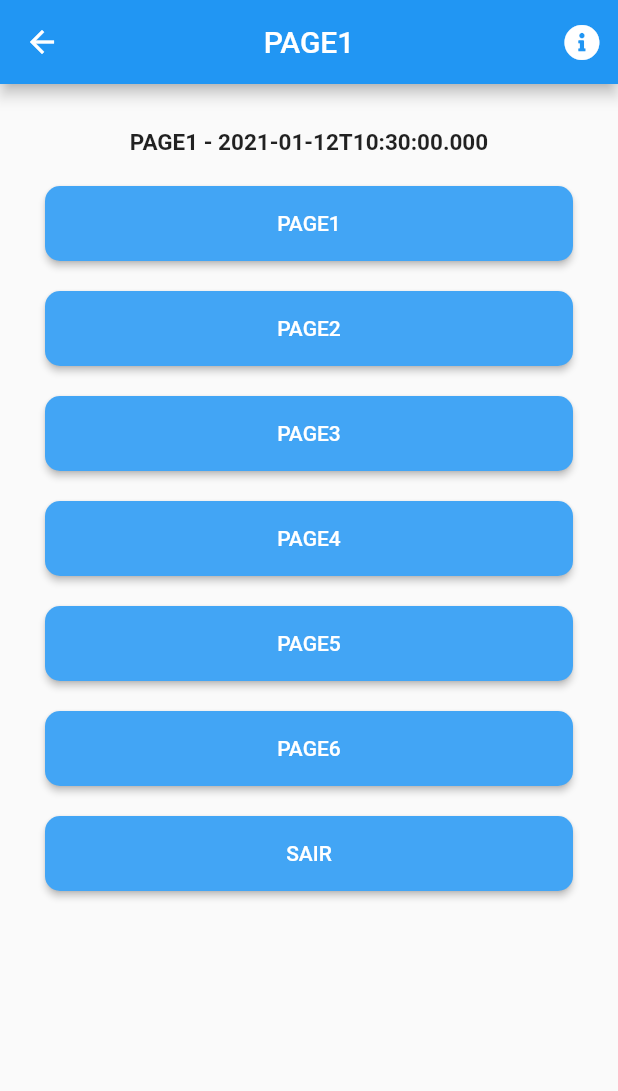
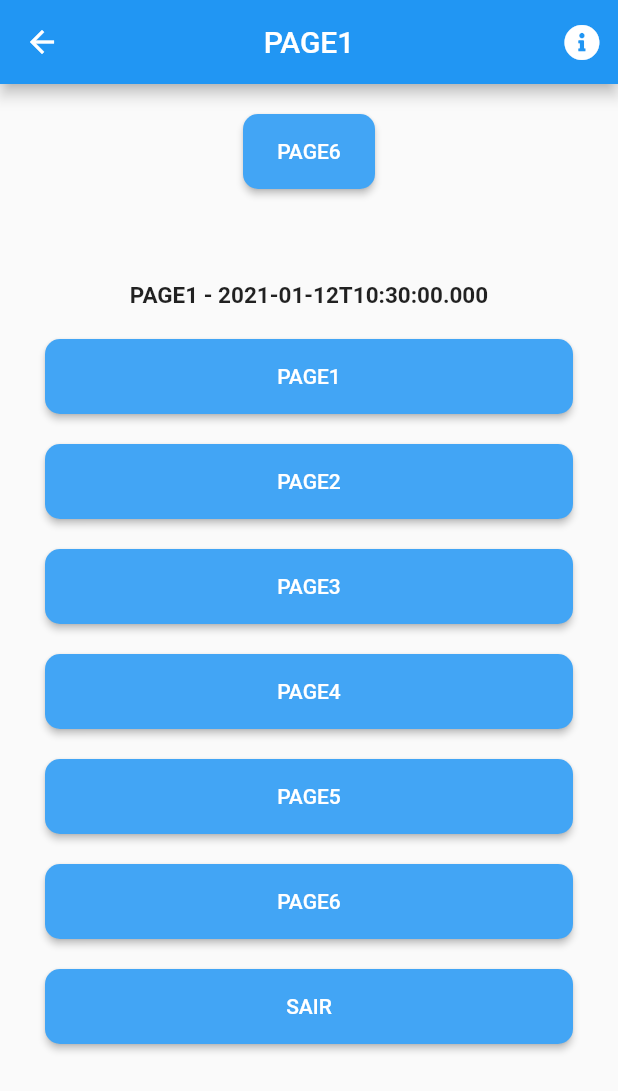
Before and after one commit to claudneysessa/flutter-exemplo-getx, a Flutter app: the Page1 screen opened by its route, on a phone screen of 412 x 824 dp. Shown: the top 1091 px of the screen. Run offline on Flutter 3.47's test engine with Material 2 defaults, Android fonts, the phone set to English and light mode, and no system bars; our stand-ins replace font_awesome_flutter, get.

Commit message:
Testes GetX

```diff
--- a/lib/application/application_widget.dart
+++ b/lib/application/application_widget.dart
@@ -19,8 +19,13 @@ class _ApplicationWidgetState extends State<ApplicationWidget> {
       debugShowCheckedModeBanner: false,
       initialRoute: AppPages.INITIAL,
       getPages: AppPages.routes,
+      navigatorKey: Get.key,
       navigatorObservers: [routeObserver],
       enableLog: true,
+      opaqueRoute: Get.isOpaqueRouteDefault,
+      popGesture: Get.isPopGestureEnable,
+      defaultGlobalState: Get.defaultGlobalState,
+      defaultTransition: Transition.fadeIn,
       initialBinding: ApplicationBinding(),
     );
   }
--- a/lib/presentation/page1/page1_binding.dart
+++ b/lib/presentation/page1/page1_binding.dart
@@ -10,7 +10,6 @@ class Page1Binding implements Bindings {
 
     Get.put<Page1Controller>(
       Page1Controller(),
-      tag: "Page1Controller",
       permanent: false,
     );
 
--- a/lib/presentation/page1/page1_controller.dart
+++ b/lib/presentation/page1/page1_controller.dart
@@ -1,10 +1,12 @@
 import 'package:get/get.dart';
 
 class Page1Controller extends GetxController {
-  String valorTeste;
+  final _valorTeste = ''.obs;
+
+  get valorTeste => _valorTeste.value;
+  set valorTeste(value) => _valorTeste.value = value;
 
   Page1Controller() {
-    valorTeste = DateTime.now().toIso8601String();
     print("$valorTeste : Create Page1Controller");
   }
 
--- a/lib/presentation/page1/page1_view.dart
+++ b/lib/presentation/page1/page1_view.dart
@@ -1,4 +1,7 @@
+import 'dart:async';
+
 import 'package:flutter/material.dart';
+import 'package:flutter_getx/application/common/components/custom_buttom.dart';
 import 'package:flutter_getx/application/common/components/default_body.dart';
 import 'package:flutter_getx/presentation/page1/page1_controller.dart';
 import 'package:font_awesome_flutter/font_awesome_flutter.dart';
@@ -20,7 +23,8 @@ class Page1 extends StatefulWidget {
 
 class _Page1State extends State<Page1> with RouteAware {
   String dataHoraAbertura;
-  final controller = Get.find<Page1Controller>(tag: "Page1Controller");
+  // Worker worker;
+  final controller = Get.find<Page1Controller>();
 
   @override
   void initState() {
@@ -28,6 +32,14 @@ class _Page1State extends State<Page1> with RouteAware {
     if (widget.gerarLog) {
       print("${DateTime.now().toIso8601String()} : ${widget.title} (StatefullWidget) -> initState");
     }
+
+    // worker = ever(
+    //   controller.valorTeste,
+    //   (_) {
+    //     print("interval $_");
+    //   },
+    // );
+
     super.initState();
   }
 
@@ -53,6 +65,7 @@ class _Page1State extends State<Page1> with RouteAware {
       print("${DateTime.now().toIso8601String()} : ${widget.title} (StatefullWidget) -> dispose");
     }
     Get.find<RouteObserver>().unsubscribe(this);
+    // worker.dispose();
     super.dispose();
   }
 
@@ -109,14 +122,34 @@ class _Page1State extends State<Page1> with RouteAware {
           IconButton(
             icon: Icon(FontAwesomeIcons.infoCircle),
             onPressed: () {
-              final controller = Get.find<Page1Controller>(tag: "Page1Controller");
+              final controller = Get.find<Page1Controller>();
               print(controller.valorTeste);
             },
           )
         ],
       ),
-      body: DefaultBody(
-        title: "${widget.title} - ${dataHoraAbertura}",
+      body: SingleChildScrollView(
+        child: Column(
+          children: [
+            CustomButtom(
+              title: "PAGE6",
+              navigation: () {
+                controller.valorTeste = DateTime.now().toIso8601String();
+              },
+            ),
+            Obx(
+              () {
+                return Padding(
+                  padding: const EdgeInsets.all(8.0),
+                  child: Text(controller.valorTeste),
+                );
+              },
+            ),
+            DefaultBody(
+              title: "${widget.title} - ${dataHoraAbertura}",
+            ),
+          ],
+        ),
       ),
     );
   }
```
